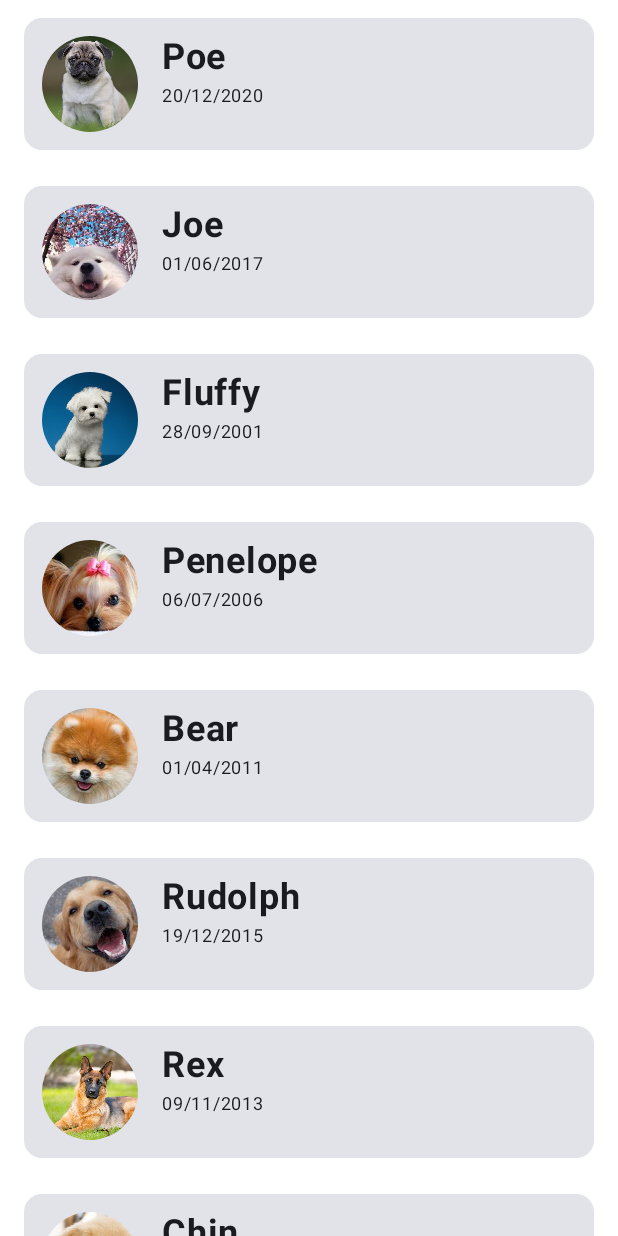
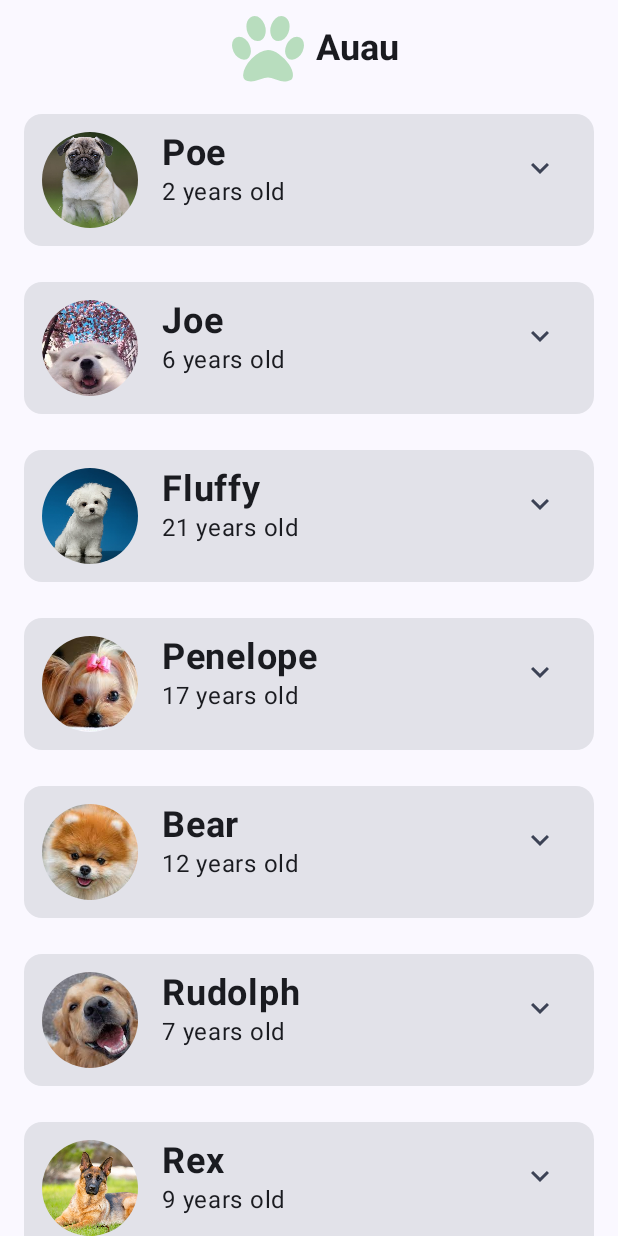
Before and after one commit to rfgvieira/Auau, an Android app built with Jetpack Compose: the @Preview function DogListPreview, on a phone screen of 412 x 824 dp. Run offline under Robolectric (Android 15) with nearby library versions, the phone set to English and light mode, and no system bars.

Commit message:
feat: add topbar, favorite food, favorite food expandable field refact: convert birth date to age

```diff
--- a/app/src/main/AndroidManifest.xml
+++ b/app/src/main/AndroidManifest.xml
@@ -12,9 +12,8 @@
         android:theme="@style/Theme.Auau"
         tools:targetApi="31">
         <activity
-            android:name=".MainActivity"
+            android:name=".ui.MainActivity"
             android:exported="true"
-            android:label="@string/app_name"
             android:theme="@style/Theme.Auau">
             <intent-filter>
                 <action android:name="android.intent.action.MAIN" />
--- /dev/null
+++ b/app/src/main/java/com/rfgvieira/auau/Utils.kt
@@ -0,0 +1,54 @@
+package com.rfgvieira.auau
+
+import android.os.Build
+import androidx.annotation.RequiresApi
+import java.text.SimpleDateFormat
+import java.time.LocalDate
+import java.time.Period
+import java.time.format.DateTimeFormatter
+import java.util.Calendar
+
+
+class DateUtils {
+    companion object {
+
+        fun String.toYear(): String {
+            return if (Build.VERSION.SDK_INT >= Build.VERSION_CODES.O)
+                yearNew(this).toString()
+            else
+                yearOld(this).toString()
+        }
+
+        @RequiresApi(Build.VERSION_CODES.O)
+        fun yearNew(date: String): Int {
+            val parsedDate = LocalDate.parse(date, DateTimeFormatter.ofPattern("dd/MM/yyyy"))
+            return Period.between(parsedDate, LocalDate.now()).years
+        }
+
+        fun yearOld(date: String): Int {
+
+            val formatter = SimpleDateFormat("dd/MM/yyyy")
+            val parsedDate = formatter.parse(date)
+
+            val birth = Calendar.getInstance()
+            val currentDate = Calendar.getInstance()
+
+            if (parsedDate != null) {
+                birth.time = parsedDate
+            }
+
+            val year = birth.get(Calendar.YEAR)
+            val month = birth.get(Calendar.MONTH)
+            val day = birth.get(Calendar.DAY_OF_MONTH)
+
+            birth.set(year, month+1, day)
+
+            var age = currentDate.get(Calendar.YEAR) - birth.get(Calendar.YEAR)
+
+            if(currentDate.get(Calendar.DAY_OF_YEAR) < birth.get(Calendar.DAY_OF_YEAR))
+                age--
+
+            return age
+        }
+    }
+}
--- a/app/src/main/java/com/rfgvieira/auau/domain/Dog.kt
+++ b/app/src/main/java/com/rfgvieira/auau/domain/Dog.kt
@@ -3,5 +3,6 @@ package com.rfgvieira.auau.domain
 data class Dog(
     var name : String,
     var birth: String,
-    var img : Int
+    var img : Int,
+    var favoriteFood : String
 )
--- a/app/src/main/java/com/rfgvieira/auau/domain/Dogs.kt
+++ b/app/src/main/java/com/rfgvieira/auau/domain/Dogs.kt
@@ -8,18 +8,18 @@ class Dogs {
 
 
             val result = ArrayList<Dog>()
-            val dog1 = Dog("Poe", "20/12/2020", R.drawable.pug)
-            val dog2 = Dog("Joe", "01/06/2017", R.drawable.dog1)
-            val dog3 = Dog("Fluffy", "28/09/2001", R.drawable.dog2)
-            val dog4 = Dog("Penelope", "06/07/2006", R.drawable.dog3)
-            val dog5 = Dog("Bear", "01/04/2011", R.drawable.dog4)
-            val dog6 = Dog("Rudolph", "19/12/2015", R.drawable.dog5)
-            val dog7 = Dog("Rex", "09/11/2013", R.drawable.dog6)
-            val dog8 = Dog("Chin", "04/04/1999", R.drawable.dog7)
-            val dog9 = Dog("Fry", "12/01/2020", R.drawable.dog8)
-            val dog10 = Dog("Bob", "30/10/2014", R.drawable.dog9)
-            val dog11 = Dog("Poti", "10/08/2020", R.drawable.dog10)
-            val dog12 = Dog("Bode", "25/10/2015", R.drawable.dog11)
+            val dog1 = Dog("Poe", "20/12/2020", R.drawable.pug, "Meat")
+            val dog2 = Dog("Joe", "01/06/2017", R.drawable.dog1, "Dog food")
+            val dog3 = Dog("Fluffy", "28/09/2001", R.drawable.dog2, "Dog food")
+            val dog4 = Dog("Penelope", "06/07/2006", R.drawable.dog3, "Fish")
+            val dog5 = Dog("Bear", "01/04/2011", R.drawable.dog4,"Chocolate")
+            val dog6 = Dog("Rudolph", "19/12/2015", R.drawable.dog5,"Pear")
+            val dog7 = Dog("Rex", "09/11/2013", R.drawable.dog6,"Mango")
+            val dog8 = Dog("Chin", "04/04/1999", R.drawable.dog7,"Meat")
+            val dog9 = Dog("Fry", "12/01/2020", R.drawable.dog8,"Bones")
+            val dog10 = Dog("Bob", "30/10/2014", R.drawable.dog9,"Dog food")
+            val dog11 = Dog("Poti", "10/08/2020", R.drawable.dog10,"Chesse")
+            val dog12 = Dog("Bode", "25/10/2015", R.drawable.dog11,"Rice")
 
             result.add(dog1)
             result.add(dog2)
--- a/app/src/main/java/com/rfgvieira/auau/ui/DogListScreen.kt
+++ b/app/src/main/java/com/rfgvieira/auau/ui/DogListScreen.kt
@@ -1,44 +1,90 @@
 package com.rfgvieira.auau.ui
 
 
+import androidx.compose.animation.animateContentSize
+import androidx.compose.animation.core.Spring
+import androidx.compose.animation.core.spring
 import androidx.compose.foundation.Image
 import androidx.compose.foundation.layout.*
 import androidx.compose.foundation.lazy.LazyColumn
 import androidx.compose.foundation.lazy.items
 import androidx.compose.foundation.shape.CircleShape
+import androidx.compose.material.icons.Icons
+import androidx.compose.material.icons.filled.KeyboardArrowDown
+import androidx.compose.material.icons.filled.KeyboardArrowUp
 import androidx.compose.material3.Card
+import androidx.compose.material3.CenterAlignedTopAppBar
 import androidx.compose.material3.ExperimentalMaterial3Api
+import androidx.compose.material3.Icon
+import androidx.compose.material3.IconButton
+import androidx.compose.material3.MaterialTheme
+import androidx.compose.material3.Scaffold
 import androidx.compose.material3.Text
+import androidx.compose.material3.TopAppBarDefaults
 import androidx.compose.runtime.Composable
+import androidx.compose.runtime.getValue
+import androidx.compose.runtime.mutableStateOf
+import androidx.compose.runtime.remember
+import androidx.compose.runtime.setValue
+import androidx.compose.ui.Alignment
 import androidx.compose.ui.Modifier
 import androidx.compose.ui.draw.clip
 import androidx.compose.ui.layout.ContentScale
 import androidx.compose.ui.res.dimensionResource
 import androidx.compose.ui.res.painterResource
+import androidx.compose.ui.res.stringResource
 import androidx.compose.ui.text.font.FontWeight
 import androidx.compose.ui.tooling.preview.Preview
 import androidx.compose.ui.unit.dp
 import androidx.compose.ui.unit.sp
+import com.rfgvieira.auau.DateUtils.Companion.toYear
 import com.rfgvieira.auau.R
 import com.rfgvieira.auau.domain.Dog
 import com.rfgvieira.auau.domain.Dogs
 import com.rfgvieira.auau.ui.theme.AuauTheme
 
+@OptIn(ExperimentalMaterial3Api::class)
 @Composable
-fun DogListScreen(modifier: Modifier) {
-    AuauTheme {
-        Column(modifier) {
-            DogList()
+fun DogListScreen(isDark: Boolean = false) {
+    AuauTheme(darkTheme = isDark) {
+        Scaffold(topBar = { TopBar(modifier = Modifier) }) {
+            DogList(it)
         }
     }
 }
 
+@Composable
+fun TopBar(modifier: Modifier) {
+    CenterAlignedTopAppBar(
+        title = {
+            Row(verticalAlignment = Alignment.CenterVertically) {
+                Image(
+                    painter = painterResource(id = R.drawable.paw_logo),
+                    contentDescription = "",
+                    modifier = Modifier
+                        .size(dimensionResource(id = R.dimen.icon_size))
+                        .padding(dimensionResource(id = R.dimen.padding_small))
+                )
+
+                Text(
+                    text = stringResource(id = R.string.app_name),
+                    fontSize = 24.sp,
+                    fontWeight = FontWeight.Bold
+                )
+            }
+        },
+        modifier = modifier,
+        colors = TopAppBarDefaults.centerAlignedTopAppBarColors()
+    )
+}
+
 
 @Composable
-fun DogList() {
+fun DogList(paddingValues: PaddingValues) {
     val dogList: List<Dog> = Dogs.dogsList()
     LazyColumn(
-        Modifier
+        contentPadding = paddingValues,
+        modifier = Modifier
             .fillMaxWidth()
             .padding(horizontal = dimensionResource(id = R.dimen.padding_medium))
     ) {
@@ -53,10 +99,32 @@ fun DogList() {
     }
 }
 
+@Composable
+fun DogCardButton(expanded: Boolean, modifier: Modifier = Modifier, onClick: () -> Unit) {
+    IconButton(onClick = onClick, modifier = modifier) {
+        Icon(
+            imageVector = if (expanded) Icons.Filled.KeyboardArrowUp else Icons.Filled.KeyboardArrowDown,
+            contentDescription = null,
+            tint = MaterialTheme.colorScheme.secondary
+        )
+    }
+}
+
 @OptIn(ExperimentalMaterial3Api::class)
 @Composable
 fun DogCard(modifier: Modifier, dog: Dog) {
-    Card(modifier = modifier) {
+    var expandable by remember { mutableStateOf(false) }
+
+    Card(
+        modifier = modifier
+            .animateContentSize(
+                animationSpec = spring(
+                    dampingRatio = Spring.DampingRatioLowBouncy,
+                    stiffness = Spring.StiffnessMediumLow
+                )
+            )
+    ) {
+
         Row(Modifier.padding(dimensionResource(id = R.dimen.padding_mediumsmall))) {
             Image(
                 painter = painterResource(id = dog.img),
@@ -66,11 +134,42 @@ fun DogCard(modifier: Modifier, dog: Dog) {
                     .clip(CircleShape)
                     .size(dimensionResource(id = R.dimen.icon_size))
             )
-            Column(Modifier.padding(start = 16.dp)) {
-                Text(text = dog.name, fontSize = 24.sp, fontWeight = FontWeight.Bold)
-                Text(text = dog.birth, fontSize = 12.sp)
+            DogInfo(dog)
+            Spacer(modifier = Modifier.weight(1f))
+            DogCardButton(expanded = expandable) {
+                expandable = !expandable
             }
         }
+        if (expandable) {
+            DogFood(
+                dogFood = dog.favoriteFood, Modifier.padding(
+                    start = dimensionResource(R.dimen.padding_medium),
+                    top = dimensionResource(R.dimen.padding_small),
+                    end = dimensionResource(R.dimen.padding_medium),
+                    bottom = dimensionResource(R.dimen.padding_medium)
+                )
+            )
+        }
+
+    }
+}
+
+@Composable
+fun DogInfo(dog : Dog) {
+    Column(Modifier.padding(start = 16.dp)) {
+        Text(text = dog.name, fontSize = 24.sp, fontWeight = FontWeight.Bold)
+        Text(text = dog.birth.toYear() + " years old" , fontSize = 16.sp)
+    }
+}
+
+@Composable
+fun DogFood(
+    dogFood: String,
+    modifier: Modifier = Modifier
+) {
+    Column(modifier) {
+        Text(text = "Favorite Food", fontWeight = FontWeight.Bold, fontSize = 16.sp)
+        Text(text = dogFood, fontSize = 12.sp)
     }
 }
 
@@ -78,8 +177,5 @@ fun DogCard(modifier: Modifier, dog: Dog) {
 @Composable
 @Preview
 fun DogListPreview() {
-    DogListScreen(
-        Modifier
-            .fillMaxSize()
-    )
+    DogListScreen()
 }
--- a/app/src/main/java/com/rfgvieira/auau/ui/MainActivity.kt
+++ b/app/src/main/java/com/rfgvieira/auau/ui/MainActivity.kt
@@ -3,13 +3,12 @@ package com.rfgvieira.auau.ui
 import android.os.Bundle
 import androidx.activity.ComponentActivity
 import androidx.activity.compose.setContent
-import androidx.compose.ui.Modifier
 
 class MainActivity : ComponentActivity() {
     override fun onCreate(savedInstanceState: Bundle?) {
         super.onCreate(savedInstanceState)
         setContent {
-                DogListScreen(Modifier)
+                DogListScreen()
         }
     }
 }
--- /dev/null
+++ b/app/src/main/res/drawable/paw_logo.xml
@@ -0,0 +1,9 @@
+<vector xmlns:android="http://schemas.android.com/apk/res/android"
+    android:width="1.1dp"
+    android:height="1dp"
+    android:viewportWidth="1664"
+    android:viewportHeight="1536">
+  <path
+      android:pathData="M780,344q0,60 -19,113.5T698,550t-105,39q-76,0 -138,-57.5T363,396t-30,-151q0,-60 19,-113.5T415,39T520,0q77,0 138.5,57.5t91.5,135T780,344zM438,827q0,80 -42,139t-119,59q-76,0 -141.5,-55.5T35,836T0,684q0,-80 42,-139.5T161,485q76,0 141.5,55.5t100.5,134T438,827zM832,800q118,0 255,97.5t229,237t92,254.5q0,46 -17,76.5t-48.5,45t-64.5,20t-76,5.5q-68,0 -187.5,-45T832,1446q-66,0 -192.5,44.5T439,1535q-183,0 -183,-146q0,-86 56,-191.5T451.5,1005T639,859t193,-59zM1071,589q-61,0 -105,-39t-63,-92.5T884,344q0,-74 30,-151.5t91.5,-135T1144,0q61,0 105,39t63,92.5t19,113.5q0,73 -30,151t-92,135.5t-138,57.5zM1503,485q77,0 119,59.5t42,139.5q0,74 -35,152t-100.5,133.5T1387,1025q-77,0 -119,-59t-42,-139q0,-74 35,-152.5t100.5,-134T1503,485z"
+      android:fillColor="#b8ddbe"/>
+</vector>
```
